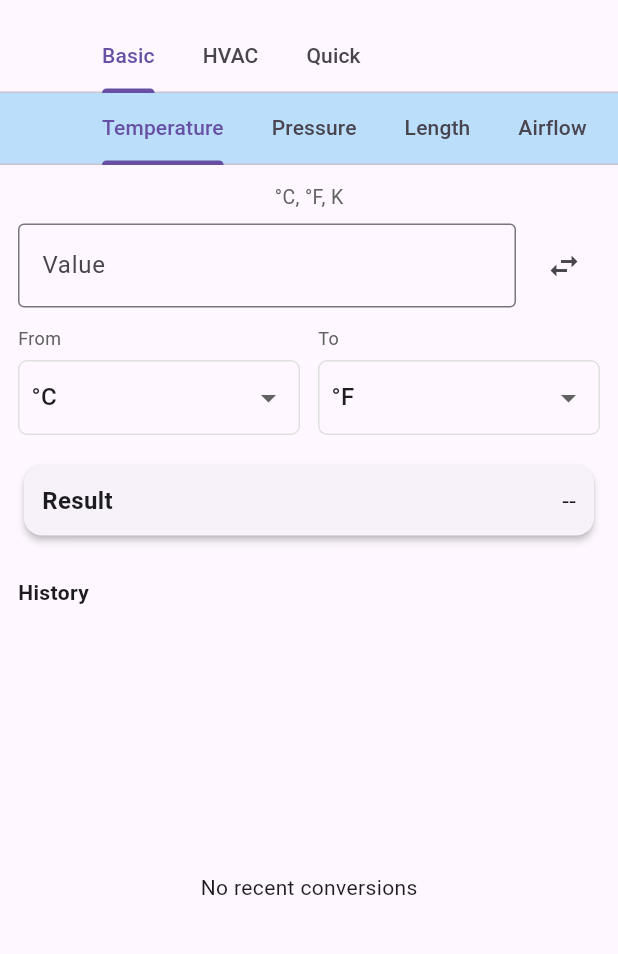
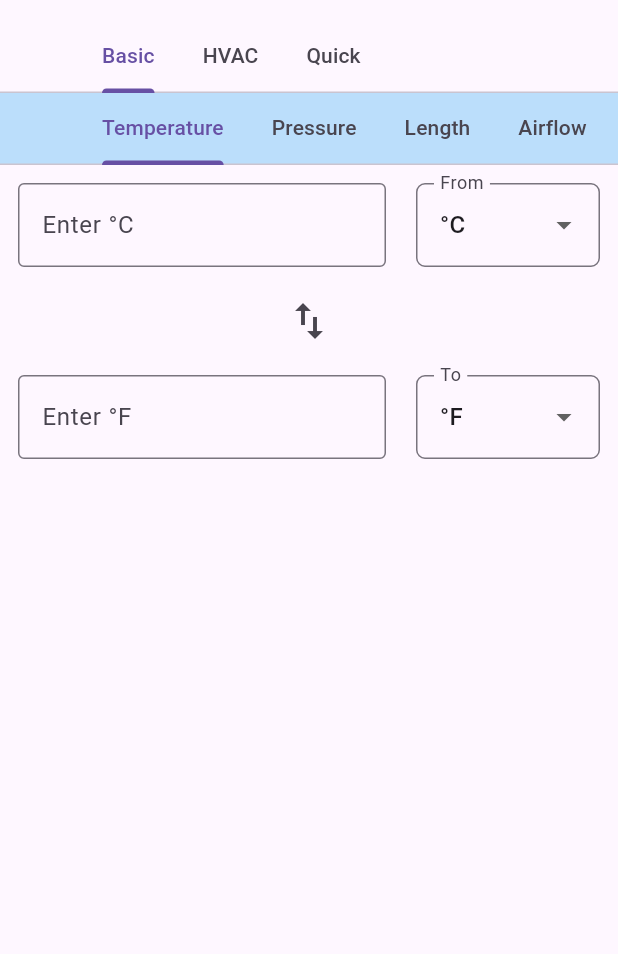
Before and after one commit to nikhilkdb/universal_converter_flutter, a Flutter app: the screen it shows after launch, on a phone screen of 412 x 824 dp, the part 63-1017 px from its top. Run offline on Flutter 3.47's test engine with Material 3 defaults, Android fonts, the phone set to English and light mode, and no system bars.

Commit message:
Update main.dart

```diff
--- a/lib/main.dart
+++ b/lib/main.dart
@@ -313,10 +313,14 @@ class ConverterPage extends StatefulWidget {
 
 class _ConverterPageState extends State<ConverterPage> {
   final TextEditingController _inputController = TextEditingController();
+  final TextEditingController _resultController = TextEditingController();
   late String _fromUnitId;
   late String _toUnitId;
   String _result = '';
   final List<String> _history = [];
+
+  bool _updatingFromResult = false; // prevent loops
+  bool _updatingFromInput = false;
 
   // Additional HVAC inputs for special calculators
   final TextEditingController _ductDiameterController = TextEditingController();
@@ -328,14 +332,39 @@ class _ConverterPageState extends State<ConverterPage> {
   void initState() {
     super.initState();
     _fromUnitId = widget.category.units.first.id;
-    _toUnitId =
-        (widget.category.units.length > 1) ? widget.category.units[1].id : widget.category.units.first.id;
-    _inputController.addListener(_convert);
+    _toUnitId = (widget.category.units.length > 1)
+        ? widget.category.units[1].id
+        : widget.category.units.first.id;
+
+    _inputController.addListener(() {
+      if (_updatingFromResult) return;
+      _updatingFromInput = true;
+      _convert();
+      _updatingFromInput = false;
+    });
+
+    _resultController.addListener(() {
+      if (_updatingFromInput) return;
+      _updatingFromResult = true;
+
+      final text = _resultController.text.trim();
+      final val = double.tryParse(text);
+      if (val != null) {
+        final backConverted =
+            convert(widget.category.id, _toUnitId, _fromUnitId, val);
+        if (!backConverted.isNaN) {
+          _inputController.text = backConverted.toStringAsPrecision(6);
+        }
+      }
+
+      _updatingFromResult = false;
+    });
   }
 
   @override
   void dispose() {
     _inputController.dispose();
+    _resultController.dispose();
     _ductDiameterController.dispose();
     _velocityController.dispose();
     _areaController.dispose();
@@ -348,6 +377,7 @@ class _ConverterPageState extends State<ConverterPage> {
     if (inputText.isEmpty) {
       setState(() {
         _result = '';
+        _resultController.text = '';
       });
       return;
     }
@@ -355,6 +385,7 @@ class _ConverterPageState extends State<ConverterPage> {
     if (value == null) {
       setState(() {
         _result = 'Invalid number';
+        _resultController.text = '';
       });
       return;
     }
@@ -369,10 +400,18 @@ class _ConverterPageState extends State<ConverterPage> {
     setState(() {
       if (converted.isNaN) {
         _result = 'Cannot convert';
+        _resultController.text = '';
       } else {
         final s = converted.toStringAsPrecision(6);
         _result = '$s ${_unitName(_toUnitId)}';
-        _addHistory('${value.toString()} ${_unitName(_fromUnitId)} → $s ${_unitName(_toUnitId)}');
+
+        // Update resultController text without triggering listener loop
+        _updatingFromInput = true;
+        _resultController.text = s;
+        _updatingFromInput = false;
+
+        _addHistory(
+            '${value.toString()} ${_unitName(_fromUnitId)} → $s ${_unitName(_toUnitId)}');
       }
     });
   }
@@ -387,7 +426,8 @@ class _ConverterPageState extends State<ConverterPage> {
   }
 
   String _unitName(String id) {
-    final u = widget.category.units.firstWhere((x) => x.id == id, orElse: () => widget.category.units.first);
+    final u = widget.category.units
+        .firstWhere((x) => x.id == id, orElse: () => widget.category.units.first);
     return u.name;
   }
 
@@ -397,294 +437,126 @@ class _ConverterPageState extends State<ConverterPage> {
       padding: const EdgeInsets.all(12.0),
       child: Column(
         children: [
-          Text(widget.category.hint, style: TextStyle(fontSize: 13, color: Colors.grey[700])),
-          const SizedBox(height: 8),
+          // Row 1: Input field + From dropdown
           Row(
             children: [
+              // Input value text field
               Expanded(
+                flex: 2,
                 child: TextField(
                   controller: _inputController,
-                  keyboardType: const TextInputType.numberWithOptions(decimal: true, signed: true),
-                  decoration: const InputDecoration(
+                  keyboardType:
+                      const TextInputType.numberWithOptions(decimal: true, signed: true),
+                  decoration: InputDecoration(
+                    //labelText: 'Value',
                     border: OutlineInputBorder(),
-                    labelText: 'Value',
-                    hintText: 'Enter value to convert',
+                    hintText: 'Enter ${_unitName(_fromUnitId)}',
                   ),
                 ),
               ),
-              const SizedBox(width: 8),
-              Column(
-                children: [
-                  IconButton(
-                    icon: const Icon(Icons.swap_horiz),
+              const SizedBox(width: 20),
+              // From dropdown
+              Expanded(
+                flex: 1,
+                child: DropdownButtonFormField<String>(
+                  value: _fromUnitId,
+                  decoration: InputDecoration(
+                    labelText: 'From',
+                    border: OutlineInputBorder(borderRadius: BorderRadius.circular(6)),
+                  ),
+                  isExpanded: true,
+                  items: widget.category.units
+                      .map((u) => DropdownMenuItem(value: u.id, child: Text(u.name)))
+                      .toList(),
+                  onChanged: (v) {
+                    if (v == null) return;
+                    setState(() {
+                      _fromUnitId = v;
+                      _convert();
+                    });
+                  },
+                ),
+              ),
+            ],
+          ),
+
+          const SizedBox(height: 12),
+
+          // Swap button centered
+          Center(
+            child: IconButton(
+              iconSize: 32,
+              icon: const Icon(Icons.swap_vert),
+              tooltip: 'Swap From/To',
               onPressed: () {
                 setState(() {
                   final tmp = _fromUnitId;
                   _fromUnitId = _toUnitId;
                   _toUnitId = tmp;
+                  _inputController.text = _result.isNotEmpty &&
+                          _result != '--' &&
+                          _result != 'Invalid number' &&
+                          _result != 'Cannot convert'
+                      ? _result.split(' ').first
+                      : _inputController.text;
                   _convert();
                 });
               },
             ),
-                ],
           ),
-            ],
-          ),
+
           const SizedBox(height: 12),
+
+          // Row 2: Result (editable) + To dropdown
           Row(
             children: [
-              Expanded(child: _buildUnitDropdown('From', _fromUnitId, (String? v) {
-                if (v == null) return;
-                setState(() {
-                  _fromUnitId = v;
-                  _convert();
-                });
-              })),
-              const SizedBox(width: 12),
-              Expanded(child: _buildUnitDropdown('To', _toUnitId, (String? v) {
+              // Result editable text field
+              Expanded(
+                flex: 2,
+                child: TextField(
+                  controller: _resultController,
+                  keyboardType:
+                      const TextInputType.numberWithOptions(decimal: true, signed: true),
+                  decoration: InputDecoration(
+                    //labelText: 'Result',
+                    border: OutlineInputBorder(),
+                    hintText: 'Enter ${_unitName(_toUnitId)}',
+                  ),
+                ),
+              ),
+              const SizedBox(width: 20),
+              // To dropdown
+              Expanded(
+                flex: 1,
+                child: DropdownButtonFormField<String>(
+                  value: _toUnitId,
+                  decoration: InputDecoration(
+                    labelText: 'To',
+                    border: OutlineInputBorder(borderRadius: BorderRadius.circular(6)),
+                  ),
+                  isExpanded: true,
+                  items: widget.category.units
+                      .map((u) => DropdownMenuItem(value: u.id, child: Text(u.name)))
+                      .toList(),
+                  onChanged: (v) {
                     if (v == null) return;
                     setState(() {
                       _toUnitId = v;
                       _convert();
                     });
-              })),
+                  },
+                ),
+              ),
             ],
           ),
-          const SizedBox(height: 16),
-          Card(
-            elevation: 2,
-            child: Padding(
-              padding: const EdgeInsets.all(12.0),
-              child: Row(
-                mainAxisAlignment: MainAxisAlignment.spaceBetween,
-                children: [
-                  const Text('Result', style: TextStyle(fontSize: 16, fontWeight: FontWeight.w600)),
-                  Text(_result.isEmpty ? '--' : _result, style: const TextStyle(fontSize: 16)),
-                ],
-              ),
-            ),
-          ),
-          const SizedBox(height: 12),
 
-          // HVAC special helpers for appropriate categories
-          if (widget.category.id == 'airflow_hvac') _buildAirflowDuctHelper(),
-          if (widget.category.id == 'power_hvac') _buildTonnageHelper(),
-          if (widget.category.id == 'psychro') _buildPsychroHelper(),
-
-          const SizedBox(height: 12),
-          Expanded(child: _buildHistory()),
+          // You can add your history UI or HVAC helpers here as before...
         ],
       ),
     );
   }
-
-  Widget _buildUnitDropdown(String label, String value, ValueChanged<String?> onChanged) {
-    return Column(
-      crossAxisAlignment: CrossAxisAlignment.start,
-      children: [
-        Text(label, style: TextStyle(fontSize: 12, color: Colors.grey[700])),
-        const SizedBox(height: 6),
-        Container(
-          padding: const EdgeInsets.symmetric(horizontal: 8),
-          decoration: BoxDecoration(
-            border: Border.all(color: Colors.grey[300]!),
-            borderRadius: BorderRadius.circular(6),
-          ),
-          child: DropdownButton<String>(
-            isExpanded: true,
-            value: value,
-            underline: const SizedBox.shrink(),
-            items: widget.category.units.map((u) => DropdownMenuItem(value: u.id, child: Text(u.name))).toList(),
-            onChanged: onChanged,
-          ),
-        ),
-      ],
-    );
 }
 
-  Widget _buildHistory() {
-    return Column(
-      crossAxisAlignment: CrossAxisAlignment.start,
-      children: [
-        const Text('History', style: TextStyle(fontSize: 14, fontWeight: FontWeight.w600)),
-        const SizedBox(height: 8),
-        Expanded(
-          child: _history.isEmpty
-              ? const Center(child: Text('No recent conversions'))
-              : ListView.builder(
-                  itemCount: _history.length,
-                  itemBuilder: (_, i) => ListTile(
-                    leading: const Icon(Icons.history),
-                    title: Text(_history[i]),
-                    onTap: () {
-                      // try to parse first numeric token and set as input
-                      final first = _history[i].split(' ').first;
-                      final v = double.tryParse(first);
-                      if (v != null) {
-                        setState(() {
-                          _inputController.text = v.toString();
-                          _convert();
-                        });
-                      }
-                    },
-                  ),
-                ),
-        ),
-      ],
-    );
-  }
-
-  // --- HVAC Helpers ---
-
-  Widget _buildAirflowDuctHelper() {
-    return Card(
-      elevation: 1,
-      child: Padding(
-        padding: const EdgeInsets.all(10.0),
-        child: Column(
-          crossAxisAlignment: CrossAxisAlignment.start,
-          children: [
-            const Text('Duct velocity / area helper', style: TextStyle(fontWeight: FontWeight.w600)),
-            const SizedBox(height: 8),
-            Row(
-              children: [
-                Expanded(
-                  child: TextField(
-                    controller: _ductDiameterController,
-                    keyboardType: const TextInputType.numberWithOptions(decimal: true),
-                    decoration: const InputDecoration(
-                      border: OutlineInputBorder(),
-                      labelText: 'Duct diameter (mm)',
-                      hintText: 'e.g. 200',
-                    ),
-                  ),
-                ),
-                const SizedBox(width: 8),
-                Expanded(
-                  child: TextField(
-                    controller: _velocityController,
-                    keyboardType: const TextInputType.numberWithOptions(decimal: true),
-                    decoration: const InputDecoration(
-                      border: OutlineInputBorder(),
-                      labelText: 'Velocity (m/s)',
-                      hintText: 'e.g. 5',
-                    ),
-                  ),
-                ),
-                const SizedBox(width: 8),
-                ElevatedButton(
-                  onPressed: () {
-                    final d = double.tryParse(_ductDiameterController.text);
-                    final v = double.tryParse(_velocityController.text);
-                    if (d == null || v == null) {
-                      ScaffoldMessenger.of(context).showSnackBar(const SnackBar(content: Text('Enter diameter & velocity')));
-                      return;
-                    }
-                    // area m^2 = pi*(D/1000)^2/4
-                    final area = pi * pow(d / 1000.0, 2) / 4.0;
-                    // flow m^3/s = area * velocity
-                    final q = area * v;
-                    final q_cfm = q / 0.00047194745;
-                    setState(() {
-                      _result = '${q.toStringAsPrecision(6)} m³/s  (≈ ${q_cfm.toStringAsPrecision(6)} CFM)';
-                      _addHistory('Duct ${d} mm, ${v} m/s → ${q.toStringAsPrecision(6)} m³/s');
-                    });
-                  },
-                  child: const Text('Calc'),
-                ),
-              ],
-            ),
-            const SizedBox(height: 6),
-            const Text('Tip: Enter diameter and velocity, press Calc.'),
-          ],
-        ),
-      ),
-    );
-  }
-
-  Widget _buildTonnageHelper() {
-    return Card(
-      elevation: 1,
-      child: Padding(
-        padding: const EdgeInsets.all(10.0),
-        child: Column(crossAxisAlignment: CrossAxisAlignment.start, children: [
-          const Text('Tonnage helper', style: TextStyle(fontWeight: FontWeight.w600)),
-          const SizedBox(height: 8),
-          const Text('1 ton (ref) ≈ 3516.852842 W'),
-          const SizedBox(height: 6),
-          Row(children: [
-            Expanded(
-              child: TextField(
-                controller: _inputController,
-                keyboardType: const TextInputType.numberWithOptions(decimal: true),
-                decoration: const InputDecoration(
-                  border: OutlineInputBorder(),
-                  labelText: 'Value',
-                  hintText: 'Enter number to convert using dropdown',
-                ),
-              ),
-            ),
-            const SizedBox(width: 8),
-            ElevatedButton(
-              onPressed: _convert,
-              child: const Text('Convert'),
-            ),
-          ]),
-        ]),
-      ),
-    );
-  }
-
-  Widget _buildPsychroHelper() {
-    return Card(
-      elevation: 1,
-      child: Padding(
-        padding: const EdgeInsets.all(10.0),
-        child: Column(crossAxisAlignment: CrossAxisAlignment.start, children: [
-          const Text('Psychrometric quick helper (approx)', style: TextStyle(fontWeight: FontWeight.w600)),
-          const SizedBox(height: 8),
-          TextField(
-            controller: _inputController,
-            keyboardType: const TextInputType.numberWithOptions(decimal: true),
-            decoration: const InputDecoration(
-              border: OutlineInputBorder(),
-              labelText: 'Dry bulb temp °C',
-            ),
-          ),
-          const SizedBox(height: 8),
-          TextField(
-            controller: _humidityController,
-            keyboardType: const TextInputType.numberWithOptions(decimal: true),
-            decoration: const InputDecoration(
-              border: OutlineInputBorder(),
-              labelText: 'Relative Humidity %',
-            ),
-          ),
-          const SizedBox(height: 8),
-          ElevatedButton(
-            onPressed: () {
-              final db = double.tryParse(_inputController.text);
-              final rh = double.tryParse(_humidityController.text);
-              if (db == null || rh == null) {
-                ScaffoldMessenger.of(context).showSnackBar(const SnackBar(content: Text('Enter DB and RH')));
-                return;
-              }
-              final dp = _approxDewPoint(db, rh);
-              final humRatio = _approxHumidityRatio(db, rh);
-              setState(() {
-                _result = 'Dew point ≈ ${dp.toStringAsPrecision(5)} °C, w ≈ ${humRatio.toStringAsPrecision(5)} kg/kg';
-                _addHistory('DB ${db}°C, RH ${rh}% → DP ${dp.toStringAsPrecision(5)}°C');
-              });
-            },
-            child: const Text('Compute'),
-          ),
-          const SizedBox(height: 6),
-          const Text('Note: These are approximations for quick estimates.'),
-        ]),
-      ),
-    );
-  }
-}
 
 //
 // Conversion engine
```
Lines whose indentation alone changed are shown as unchanged.
